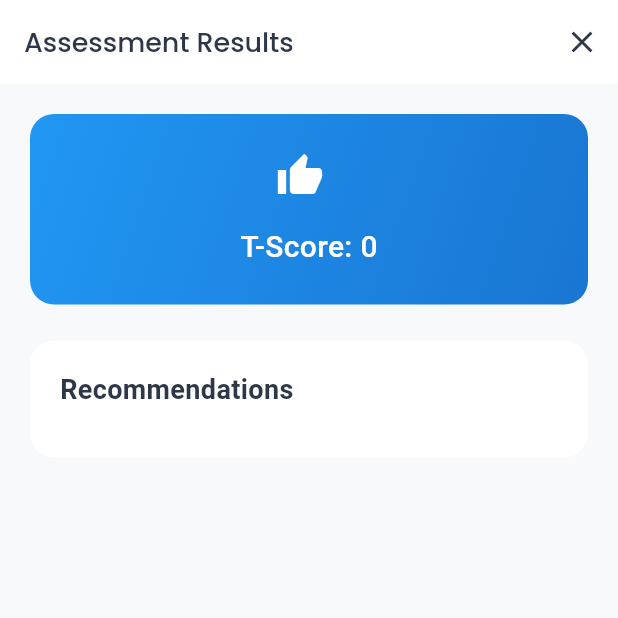
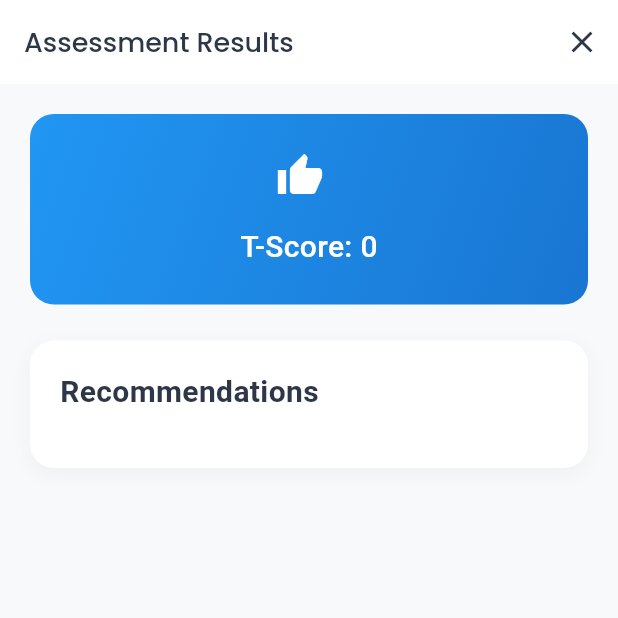
Before and after one commit to mahmoodhamdi/khuta, a Flutter app: the ResultsScreen screen opened directly with empty values, on a phone screen of 412 x 824 dp, the top half of it. Run offline on Flutter 3.47's test engine with Material 3 defaults, Android fonts, the phone set to English and light mode, and no system bars; our stand-ins replace animated_bottom_navigation_bar, cloud_firestore, connectivity_plus, easy_localization, equatable, firebase_ai and 6 more; accounts and stored records are empty.

Commit message:
enhance ui of results screen

```diff
--- a/lib/screens/child/results_screen.dart
+++ b/lib/screens/child/results_screen.dart
@@ -102,6 +102,15 @@ class ResultsScreen extends StatelessWidget {
                 decoration: BoxDecoration(
                   color: HomeScreenTheme.cardBackground(isDark),
                   borderRadius: BorderRadius.circular(16),
+                  boxShadow: [
+                    BoxShadow(
+                      color: isDark
+                          ? Colors.black.withOpacity(0.1)
+                          : Colors.grey.withOpacity(0.1),
+                      blurRadius: 10,
+                      offset: const Offset(0, 4),
+                    ),
+                  ],
                 ),
                 child: Column(
                   crossAxisAlignment: CrossAxisAlignment.start,
@@ -109,36 +118,57 @@ class ResultsScreen extends StatelessWidget {
                     Text(
                       'recommendations'.tr(),
                       style: TextStyle(
-                        fontSize: 18,
+                        fontSize: 20,
                         fontWeight: FontWeight.bold,
                         color: HomeScreenTheme.primaryText(isDark),
                       ),
                     ),
-                    const SizedBox(height: 12),
-                    ...recommendations.map(
-                      (recommendation) => Padding(
-                        padding: const EdgeInsets.only(bottom: 8),
+                    const SizedBox(height: 16),
+
+                    Column(
+                      children: recommendations
+                          .map(
+                            (rec) => Container(
+                              margin: const EdgeInsets.only(bottom: 14),
+                              padding: const EdgeInsets.symmetric(
+                                vertical: 12,
+                                horizontal: 14,
+                              ),
+                              decoration: BoxDecoration(
+                                color: HomeScreenTheme.backgroundColor(isDark),
+                                borderRadius: BorderRadius.circular(12),
+                                border: Border.all(
+                                  color: HomeScreenTheme.accentBlue(
+                                    isDark,
+                                  ).withOpacity(0.1),
+                                ),
+                              ),
                               child: Row(
                                 crossAxisAlignment: CrossAxisAlignment.start,
                                 children: [
                                   Icon(
-                              Icons.check_circle,
-                              size: 20,
+                                    Icons.check_circle_outline,
+                                    size: 22,
                                     color: HomeScreenTheme.accentBlue(isDark),
                                   ),
                                   const SizedBox(width: 12),
                                   Expanded(
                                     child: Text(
-                                recommendation.tr(),
+                                      _cleanRecommendation(rec.tr()),
                                       style: TextStyle(
                                         fontSize: 16,
-                                  color: HomeScreenTheme.secondaryText(isDark),
+                                        height: 1.6,
+                                        color: HomeScreenTheme.secondaryText(
+                                          isDark,
+                                        ),
                                       ),
                                     ),
                                   ),
                                 ],
                               ),
                             ),
+                          )
+                          .toList(),
                     ),
                   ],
                 ),
@@ -149,6 +179,21 @@ class ResultsScreen extends StatelessWidget {
       ),
     );
   }
+String _cleanRecommendation(String input) {
+    return input
+        // إزالة الرموز في بداية السطر (* - •)
+        .replaceAll(RegExp(r'^[\*\-\•]\s*'), '')
+        // إزالة **bold** و __bold__
+        .replaceAllMapped(
+          RegExp(r'\*\*(.*?)\*\*'),
+          (match) => match.group(1) ?? '',
+        )
+        .replaceAllMapped(RegExp(r'__(.*?)__'), (match) => match.group(1) ?? '')
+        // إزالة *italic* و _italic_
+        .replaceAllMapped(RegExp(r'\*(.*?)\*'), (match) => match.group(1) ?? '')
+        .replaceAllMapped(RegExp(r'_(.*?)_'), (match) => match.group(1) ?? '');
+  }
+
 
   IconData _getScoreIcon(int tScore) {
     if (tScore >= 70) return Icons.error;
```
Lines whose indentation alone changed are shown as unchanged.
